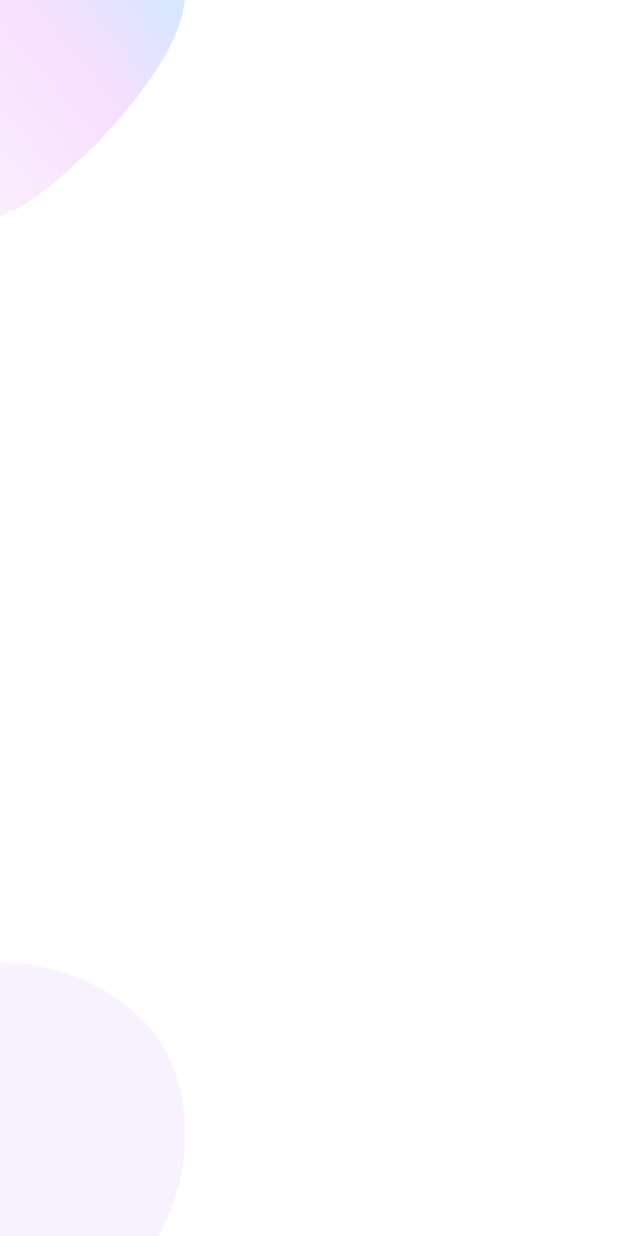
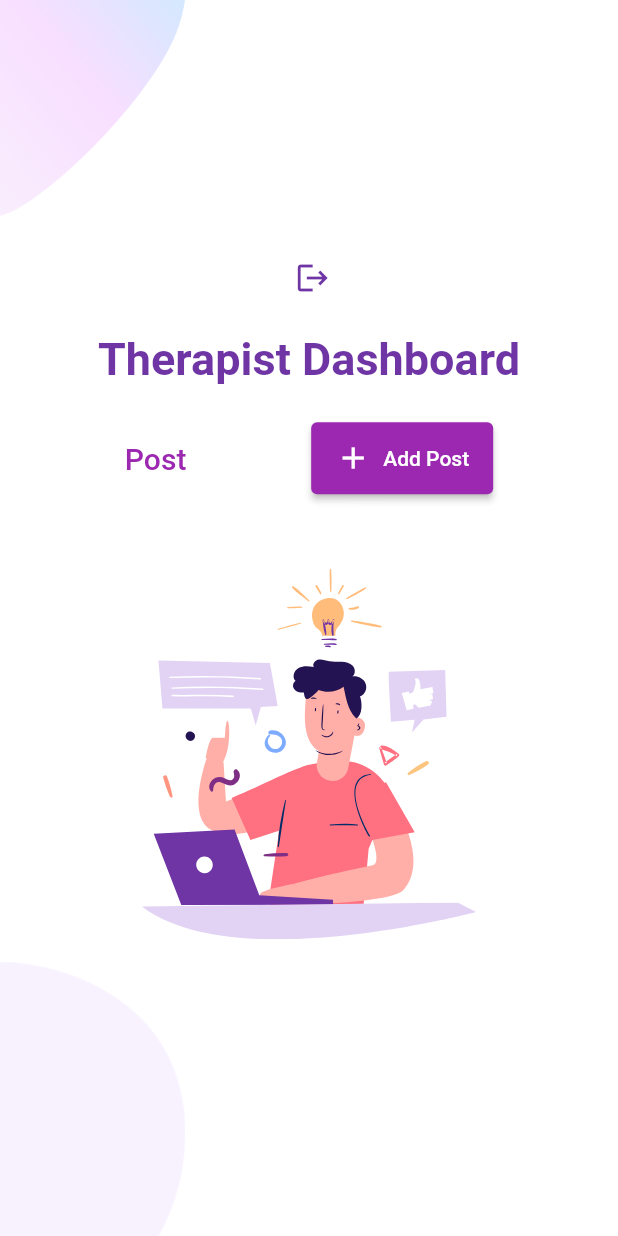
Before and after one commit to KakuleBulembo/Maisha, a Flutter app: the DashboardTherapistScreen screen opened by its route, on a phone screen of 412 x 824 dp. Run offline on Flutter 3.47's test engine with Material 2 defaults, Android fonts, the phone set to English and light mode, and no system bars; our stand-ins replace cloud_firestore, firebase_auth, firebase_core, flutter_svg, fluttertoast, loading_overlay; accounts and stored records are empty.

Commit message:
Maisha Nasi

```diff
--- a/lib/auth/login_screen.dart
+++ b/lib/auth/login_screen.dart
@@ -43,6 +43,7 @@ class _LoginScreenState extends State<LoginScreen> {
         valueColor: AlwaysStoppedAnimation(Colors.purple),
       ),
       child: Background(
+          child: SingleChildScrollView(
             child: Column(
               mainAxisAlignment: MainAxisAlignment.center,
               children: [
@@ -147,6 +148,7 @@ class _LoginScreenState extends State<LoginScreen> {
                   },
                 )
               ],
+            ),
           )
       ),
     );
--- /dev/null
+++ b/lib/components/post_type.dart
@@ -0,0 +1,4 @@
+const List<String> postType = [
+  'Home',
+  'School',
+];
--- a/lib/main.dart
+++ b/lib/main.dart
@@ -4,6 +4,7 @@ import 'package:maisha/admin/create_therapist.dart';
 import 'package:maisha/admin/dashboard_screen.dart';
 import 'package:maisha/auth/login_screen.dart';
 import 'package:maisha/auth/register_screen.dart';
+import 'package:maisha/therapist/create_post_form.dart';
 import 'package:maisha/therapist/dashboard_therapist_screen.dart';
 import 'package:maisha/users/dashboard_user_screen.dart';
 import 'package:maisha/welcome_screen.dart';
@@ -38,6 +39,7 @@ class MyApp extends StatelessWidget {
         DashboardUserScreen.id : (context) => const DashboardUserScreen(),
         DashboardTherapistScreen.id : (context) => const DashboardTherapistScreen(),
         CreateTherapist.id : (context) => const CreateTherapist(),
+        CreatePostForm.id : (context) => const CreatePostForm(),
       },
     );
   }
--- a/lib/therapist/dashboard_therapist_screen.dart
+++ b/lib/therapist/dashboard_therapist_screen.dart
@@ -1,6 +1,13 @@
 import 'package:firebase_auth/firebase_auth.dart';
+import 'package:flutter/cupertino.dart';
 import 'package:flutter/material.dart';
+import 'package:flutter_svg/svg.dart';
+import 'package:maisha/auth/login_screen.dart';
+import 'package:maisha/components/add_button.dart';
 import 'package:maisha/components/background.dart';
+import 'package:maisha/therapist/create_post_form.dart';
+
+import '../constant.dart';
 
 class DashboardTherapistScreen extends StatefulWidget {
   const DashboardTherapistScreen({Key? key}) : super(key: key);
@@ -15,9 +22,73 @@ class _DashboardTherapistScreenState extends State<DashboardTherapistScreen> {
 
   @override
   Widget build(BuildContext context) {
+    Size size = MediaQuery.of(context).size;
     return Background(
         child: Column(
           mainAxisAlignment: MainAxisAlignment.center,
+         // crossAxisAlignment: CrossAxisAlignment.stretch,
+          children: [
+            Row(
+              mainAxisAlignment: MainAxisAlignment.center,
+              children: [
+                Text(
+                  _auth.currentUser!.email.toString(),
+                  style:const TextStyle(
+                      color: kPrimaryColor,
+                      fontSize: 15,
+                      fontWeight: FontWeight.bold
+                  ),
+                ),
+                const SizedBox(
+                  width: 5,
+                ),
+                GestureDetector(
+                  onTap: (){
+                    _auth.signOut();
+                    Navigator.pushNamedAndRemoveUntil(context, LoginScreen.id, (r) => false);
+                  },
+                  child:const Icon(
+                    IconData(0xe3b3, fontFamily: 'MaterialIcons'),
+                    color: kPrimaryColor,
+                  ),
+                ),
+              ],
+            ),
+            SizedBox(
+              height: size.height * 0.03,
+            ),
+            const Text(
+              'Therapist Dashboard',
+              style: TextStyle(
+                color: kPrimaryColor,
+                fontWeight: FontWeight.bold,
+                fontSize: 30,
+              ),
+            ),
+            SizedBox(
+              height: size.height * 0.03,
+            ),
+            AddButton(
+                title: 'Post',
+                addLabel: 'Add Post',
+                onPressed: (){
+                  Navigator.pushNamed(context, CreatePostForm.id);
+                }
+            ),
+            SizedBox(
+              height: size.height * 0.03,
+            ),
+            SizedBox(
+              height: size.height * 0.03,
+            ),
+            SvgPicture.asset(
+              'assets/icons/signup.svg',
+              height: size.height * 0.3,
+            ),
+            SizedBox(
+              height: size.height * 0.03,
+            ),
+          ],
         )
     );
   }
```
Also changed, not shown: lib/components/post_input_field.dart (added, +78 -0 lines), lib/therapist/create_post_form.dart (added, +149 -0 lines), 52 other files. Lines whose indentation alone changed are shown as unchanged.
